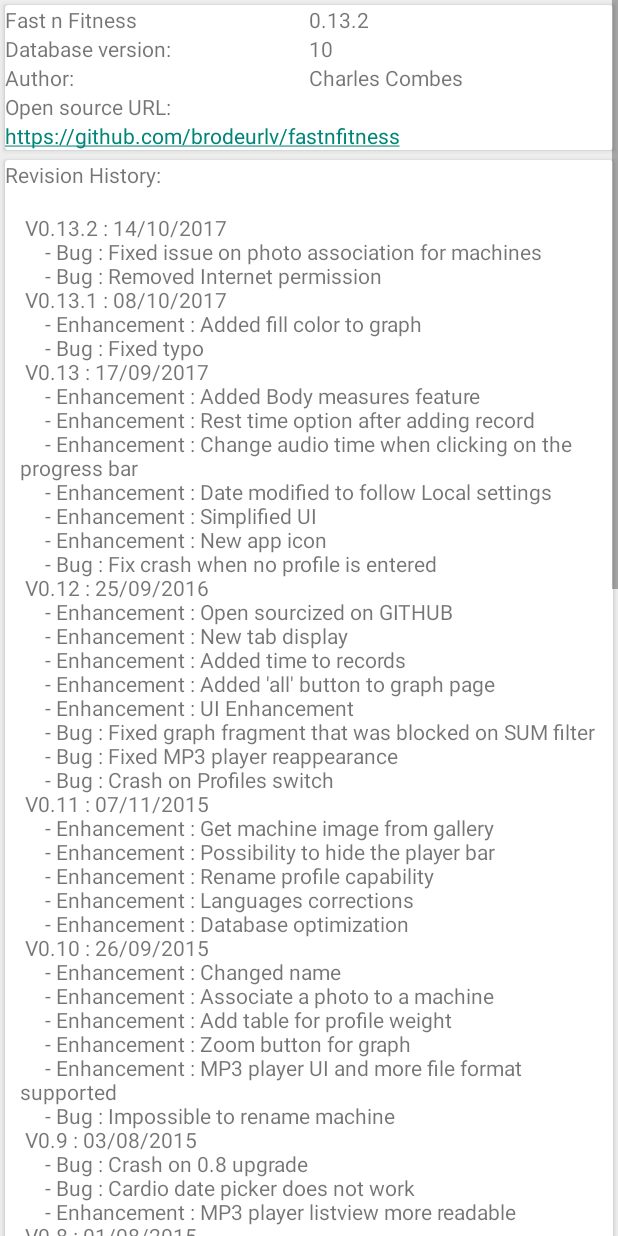
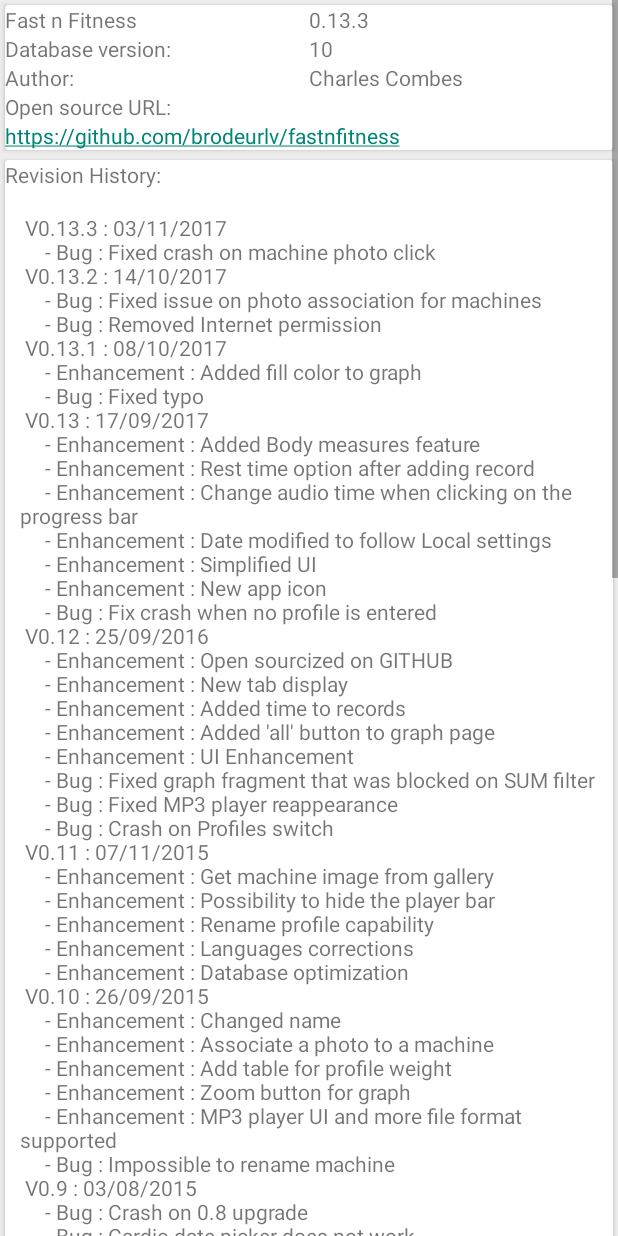
Before and after one commit to moon920830/fastnfitness, an Android app: the fragment AboutFragment shown on its own in the app's theme, on a phone screen of 412 x 824 dp. Run offline under Robolectric (Android 15) with nearby library versions, the light colour scheme and no system bars; libraries missing offline, so code that uses them is left out: de.psdev.licensesdialog; 1 statement that could not run was skipped.

Commit message:
Corrected crash when clicking on machine

```diff
--- a/app/src/main/res/values/about.xml
+++ b/app/src/main/res/values/about.xml
@@ -1,6 +1,6 @@
 <?xml version="1.0" encoding="utf-8"?>
 <resources xmlns:tools="http://schemas.android.com/tools" tools:ignore="MissingTranslation">
-	<string name="app_version" translatable="false">0.13.2</string>
+	<string name="app_version" translatable="false">0.13.3</string>
     <string name="database_version_label">Database version: </string>
     <string name="author_label">Author: </string>
 	<string name="author" translatable="false">Charles Combes</string>
@@ -8,6 +8,8 @@
 	<string name="opensource_url" translatable="false">https://github.com/brodeurlv/fastnfitness</string>
 	<string name="revision_history_label">Revision History: </string>
 	<string name="revision_history" translatable="false">\n
+		V0.13.3 : 03/11/2017 \n
+			\t - Bug : Fixed crash on machine photo click\n
 		V0.13.2 : 14/10/2017 \n
 			\t - Bug : Fixed issue on photo association for machines \n
 			\t - Bug : Removed Internet permission \n
```
Lines whose indentation alone changed are shown as unchanged.
